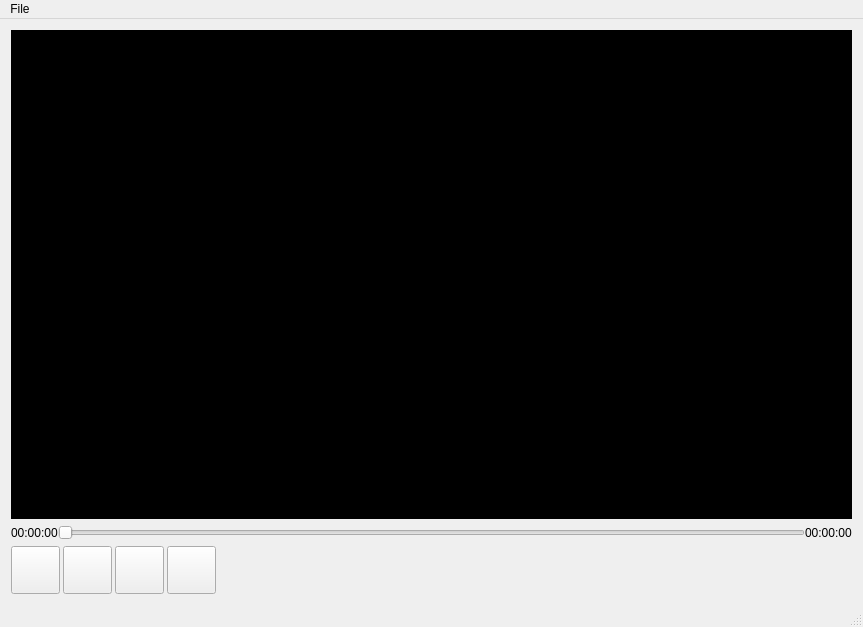
Above: src/qt/playerwindow.ui from simeks/m7017e-lab before the change. Below: the same form after it.
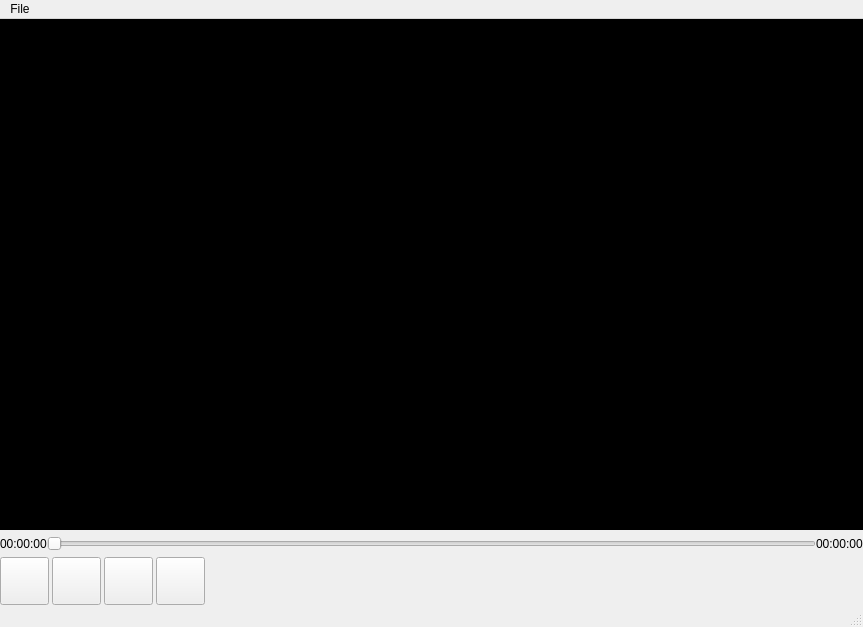
That is the form after the change. Icons and pictures are not drawn.

Commit message: Set left,right,top,bottom margin to 0 for the main window

Diff of the .ui file:
```diff
--- a/src/qt/playerwindow.ui
+++ b/src/qt/playerwindow.ui
@@ -17,7 +17,25 @@
    <bool>true</bool>
   </property>
   <widget class="QWidget" name="centralWidget">
+   <property name="styleSheet">
+    <string notr="true">border=0;</string>
+   </property>
    <layout class="QHBoxLayout" name="horizontalLayout_3">
+    <property name="spacing">
+     <number>0</number>
+    </property>
+    <property name="leftMargin">
+     <number>0</number>
+    </property>
+    <property name="topMargin">
+     <number>0</number>
+    </property>
+    <property name="rightMargin">
+     <number>0</number>
+    </property>
+    <property name="bottomMargin">
+     <number>0</number>
+    </property>
     <item>
      <layout class="QVBoxLayout" name="verticalLayout">
       <property name="sizeConstraint">
```
The commit also changes 1 other file.
